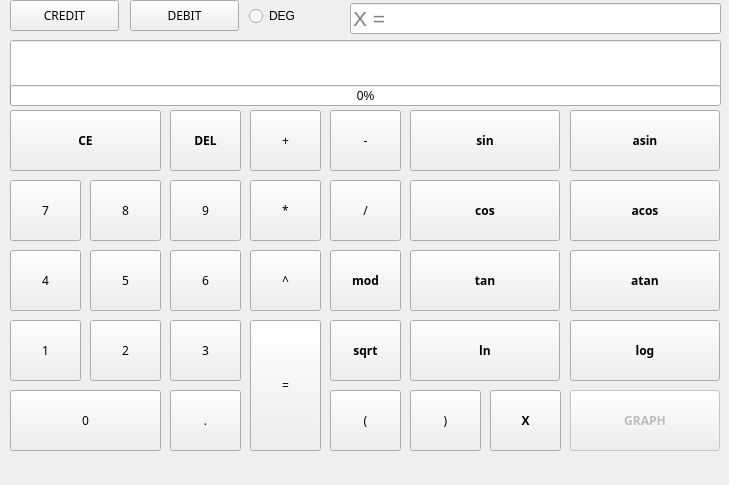
This is src/calcView.ui in antinlay/CPP3_SmartCalc_v2.0-1 as Qt 5 draws it before an edit. The edited form follows.
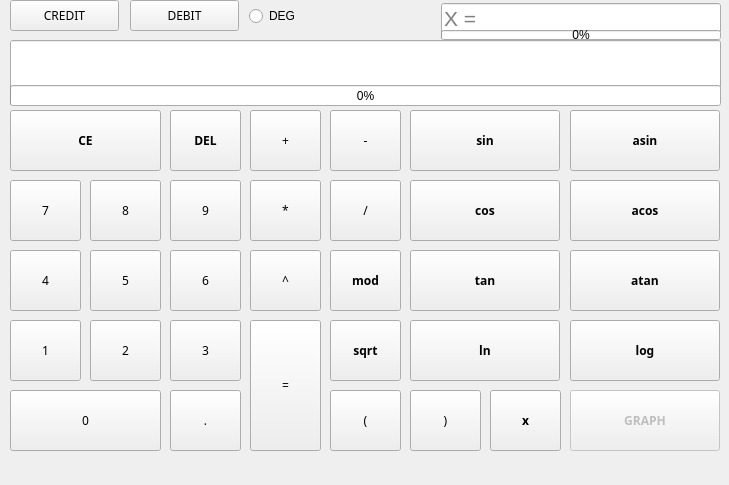
This is the edited form. Icons and pictures are not drawn.

The edit to the form file:
```diff
--- a/src/calcView.ui
+++ b/src/calcView.ui
@@ -753,7 +753,7 @@
      </font>
     </property>
     <property name="text">
-     <string>X</string>
+     <string>x</string>
     </property>
    </widget>
    <widget class="QPushButton" name="graph">
@@ -784,9 +784,9 @@
     </property>
     <property name="geometry">
      <rect>
-      <x>350</x>
+      <x>441</x>
       <y>3</y>
-      <width>371</width>
+      <width>280</width>
       <height>31</height>
      </rect>
     </property>
@@ -870,6 +870,22 @@
      <bool>true</bool>
     </property>
    </widget>
+   <widget class="QProgressBar" name="progressBarX">
+    <property name="geometry">
+     <rect>
+      <x>441</x>
+      <y>30</y>
+      <width>280</width>
+      <height>10</height>
+     </rect>
+    </property>
+    <property name="maximum">
+     <number>22</number>
+    </property>
+    <property name="value">
+     <number>0</number>
+    </property>
+   </widget>
   </widget>
  </widget>
  <resources/>
```
Left out of the diff: 2 changed lines with no effect on the pictures.
